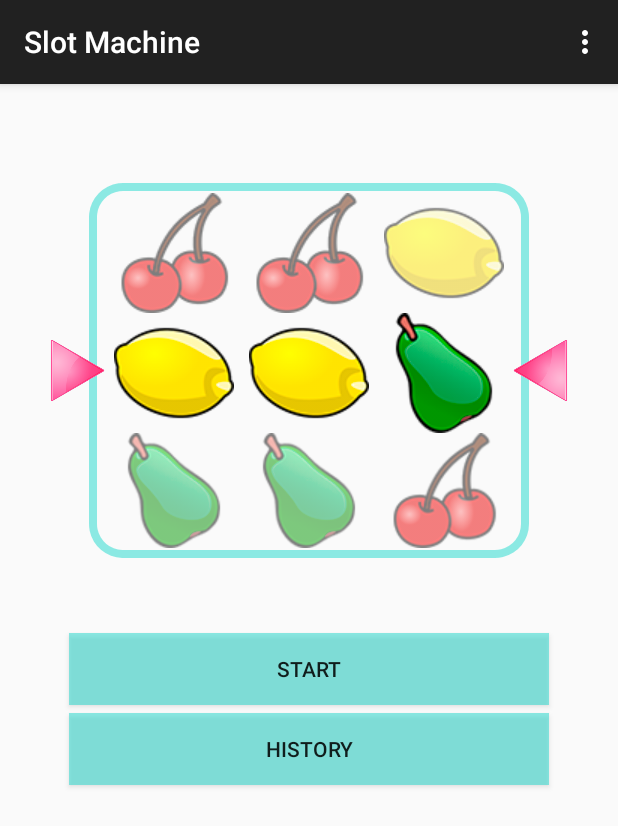
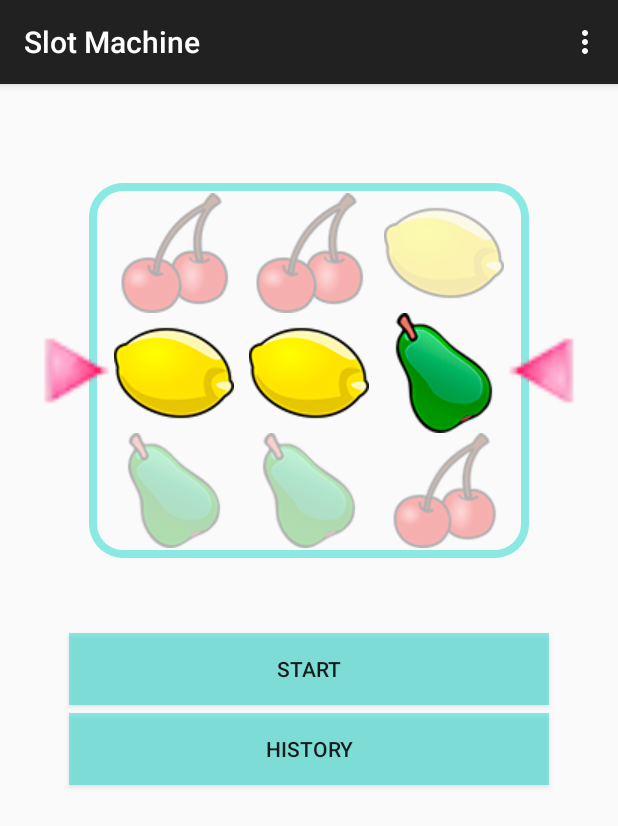
Before and after one commit to aachaerandio/slotMachine, an Android app: the screen it shows after launch (MainActivity), in the options menu, after a tap on "Settings", on a phone screen of 412 x 824 dp. Shown: the top 826 px of the screen. Run offline under Robolectric (Android 15) with nearby library versions, the phone set to English and light mode, and no system bars; 1 statement that could not run was skipped.

Commit message:
Modified alpha in  top and bottom rows Resize arrow Added loose Dialog,  sad icon

```diff
--- a/app/src/main/java/com/aachaerandio/slotmachine/MainActivity.java
+++ b/app/src/main/java/com/aachaerandio/slotmachine/MainActivity.java
@@ -20,6 +20,7 @@ import java.util.Random;
 public class MainActivity extends ActionBarActivity implements OnSpinnerEndListener{
 
     public static final String WINNER_ICON = "WINNER_ICON";
+    public static final String LOOSE = "LOOSE";
     private int [] images = {
          R.drawable.slot_icon_01,
          R.drawable.slot_icon_02,
@@ -143,6 +144,18 @@ public class MainActivity extends ActionBarActivity implements OnSpinnerEndListe
                 }, 250);
 
             }
+            else {
+                new Handler().postDelayed(new Runnable() {
+                    @Override
+                    public void run() {
+                        Bundle bundle = new Bundle();
+                        bundle.putBoolean(LOOSE, true);
+                        ClaimDialogFragment dialog = new ClaimDialogFragment();
+                        dialog.setArguments(bundle);
+                        dialog.show(getSupportFragmentManager(), "Prize");
+                    }
+                }, 250);
+            }
         }
     }
 
--- a/app/src/main/java/com/aachaerandio/slotmachine/views/SpinnerView.java
+++ b/app/src/main/java/com/aachaerandio/slotmachine/views/SpinnerView.java
@@ -53,8 +53,8 @@ public class SpinnerView extends LinearLayout implements Runnable{
         selectedImage.setImageResource(selected.slotId);
         lowerImage.setImageResource(selected.getNext().slotId);
 
-        upperImage.setAlpha(0.5f);
-        lowerImage.setAlpha(0.5f);
+        upperImage.setAlpha(0.3f);
+        lowerImage.setAlpha(0.3f);
 
         this.addView(upperImage);
         this.addView(selectedImage);
--- a/app/src/main/res/values/strings.xml
+++ b/app/src/main/res/values/strings.xml
@@ -9,5 +9,7 @@
     <string name="records">HISTORY</string>
     <string name="hello_blank_fragment">Hello blank fragment</string>
     <string name="button_text">CLAIM!</string>
+    <string name="button_loose">TRY AGAIN!</string>
+    <string name="sorry_text">Sorry you didn’t win</string>
 
 </resources>
```
Also changed, not shown: app/src/main/java/com/aachaerandio/slotmachine/ClaimDialogFragment.java (+22 -6 lines), app/src/main/res/layout/fragment_lose_dialog.xml (added, +60 -0 lines), app/src/main/res/drawable-hdpi/left_arrow.png (added), app/src/main/res/drawable-hdpi/right_arrow.png (added), app/src/main/res/drawable-mdpi/left_arrow.png (added), app/src/main/res/drawable-mdpi/right_arrow.png (added), app/src/main/res/drawable-xhdpi/left_arrow.png (added), app/src/main/res/drawable-xhdpi/right_arrow.png (added), app/src/main/res/drawable-xxhdpi/left_arrow.png (added), app/src/main/res/drawable-xxhdpi/right_arrow.png (added), app/src/main/res/drawable/icon_sad.png (added), app/src/main/res/drawable/left_arrow.png (deleted), app/src/main/res/drawable/right_arrow.png (deleted).
